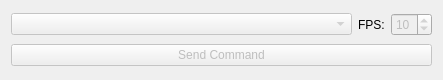
This is Modules/OpenIGTLinkUI/Qmitk/QmitkIGTLDeviceCommandWidgetControls.ui in MITK/MITK as Qt 5 draws it before an edit. The edited form follows.
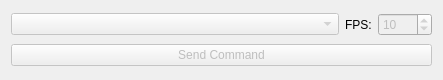
This is the edited form.

Commit message: Changed the framerate limit from 99 to 1500 (in the GUI checkbox)

The edit to the form file:
```diff
--- a/Modules/OpenIGTLinkUI/Qmitk/QmitkIGTLDeviceCommandWidgetControls.ui
+++ b/Modules/OpenIGTLinkUI/Qmitk/QmitkIGTLDeviceCommandWidgetControls.ui
@@ -56,6 +56,9 @@
        <property name="toolTip">
         <string>Set the frames per second of the stream</string>
        </property>
+       <property name="maximum">
+        <number>1500</number>
+       </property>
        <property name="value">
         <number>10</number>
        </property>
```
